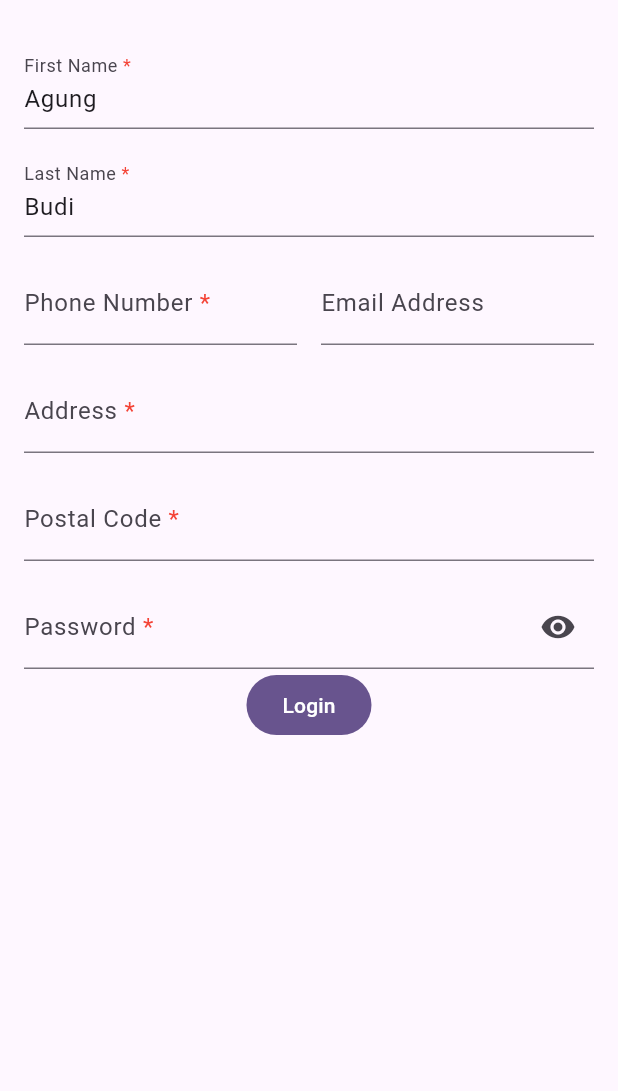
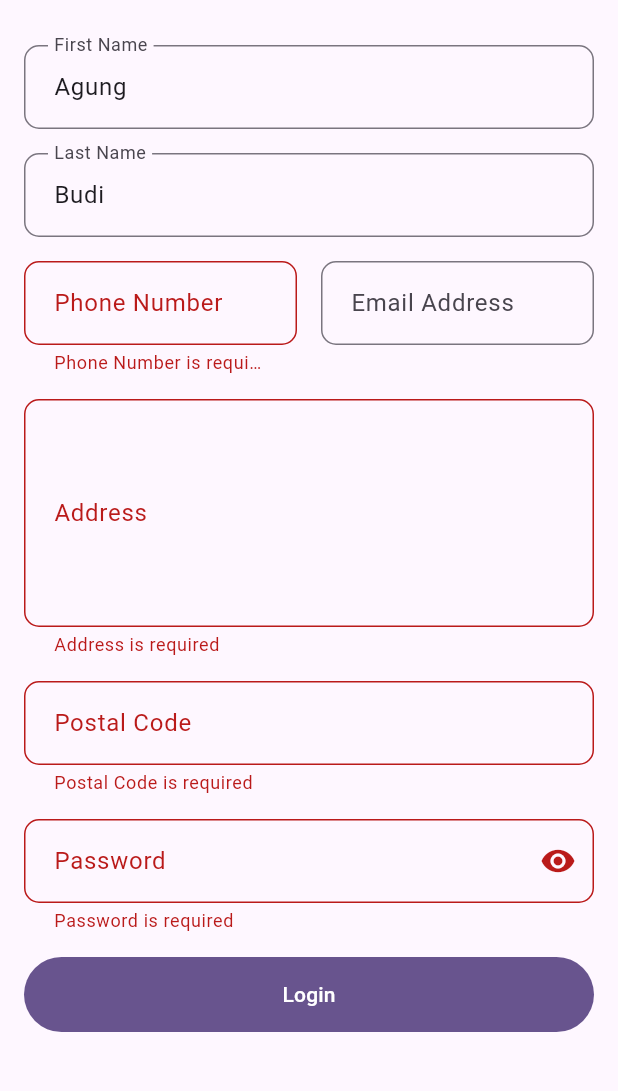
Before and after one commit to teknologicakrainternasional/formify, a Flutter app: the screen it shows after launch, after a tap on "Login", on a phone screen of 412 x 824 dp, the part 63-1154 px from its top. Run offline on Flutter 3.47's test engine with Material 2 defaults, Android fonts, the phone set to English and light mode, and no system bars.

```diff
--- a/example/lib/form_demo.dart
+++ b/example/lib/form_demo.dart
@@ -34,6 +34,21 @@ class FormDemo extends FormifyForms {
       };
 
   @override
+  InputDecoration? get inputDecoration => InputDecoration(
+        border: OutlineInputBorder(
+          borderRadius: BorderRadius.circular(10),
+        ),
+        focusedBorder: OutlineInputBorder(
+          borderSide: const BorderSide(color: Colors.purple),
+          borderRadius: BorderRadius.circular(10),
+        ),
+        contentPadding: const EdgeInsets.symmetric(
+          horizontal: 16,
+          vertical: 16,
+        ),
+      );
+
+  @override
   FormifyFormBuilder? get formBuilder => (
         context,
         Formify formify,
@@ -49,6 +64,11 @@ class FormDemo extends FormifyForms {
             ),
           );
         }
+        if (formify.attribute == 'address') {
+          return child.copyWith(
+            minLines: 5,
+          );
+        }
         return child;
       };
 }
--- a/example/lib/main.dart
+++ b/example/lib/main.dart
@@ -52,7 +52,11 @@ class _MyHomePageState extends State<MyHomePage> {
         child: Column(
           children: [
             ...formDemo.getWidgets(),
-            FilledButton(
+            const SizedBox(height: 16),
+            SizedBox(
+              width: double.infinity,
+              height: 50,
+              child: FilledButton(
                 onPressed: () {
                   if (formDemo.isFormValid()) {
                     //DO SOMETHING
@@ -60,6 +64,7 @@ class _MyHomePageState extends State<MyHomePage> {
                 },
                 child: const Text('Login'),
               ),
+            ),
           ],
         ),
       ),
--- a/lib/formify_forms.dart
+++ b/lib/formify_forms.dart
@@ -61,7 +61,7 @@ class FormifyForms {
     if (customMessage != null) {
       rule.message = customMessage;
     }
-    return rule(attribute, value.toString());
+    return rule(getLabel(attribute), value.toString());
   }
 
   Widget _formWidget(FormifyAttribute fAtt) {
@@ -115,6 +115,9 @@ class FormifyForms {
                                 form.copyWith(
                                   readOnly: isLoading,
                                   obscureText: isObscureText(attribute),
+                                  validator: (_) => (errors ?? []).isNotEmpty
+                                      ? errors![0]
+                                      : null,
                                 ),
                               );
                             } else {
@@ -413,11 +416,17 @@ class FormifyForms {
   /// - [attribute]: The identifier of the form attribute to be validated.
   /// - [value]: The value to be validated for the specified form attribute.
   validateAttribute(String attribute, dynamic value) {
+    final errMsg = <String>[];
     for (final rule in getRule(attribute)) {
       final errorMessage = _validateAttribute(attribute, value, rule);
       if (errorMessage != null) {
-        addErrorMessage(attribute, errorMessage);
+        errMsg.add(errorMessage);
       }
+    }
+    if(errMsg.isNotEmpty){
+      setErrorMessages(attribute, errMsg);
+    }else{
+      clearErrorMessages(attribute);
     }
   }
 
@@ -691,6 +700,8 @@ class FormifyForms {
   ///   error messages.
   clearErrorMessages(String attribute) {
     _errors.remove(attribute);
+    getFormKey(attribute).currentState?.validate();
+    _getErrorNotifier(attribute).value = getErrorMessages(attribute);
   }
 
   /// Clear all error messages associated with the form.
@@ -699,7 +710,9 @@ class FormifyForms {
   /// associated with the entire form. It clears the entire `_errors` map, effectively
   /// removing all error messages for all form attributes.
   clearAllErrorMessages() {
-    _errors.clear();
+    for (var attribute in _attributes.keys) {
+      clearErrorMessages(attribute);
+    }
   }
 
   /// Get error messages associated with form attributes.
--- a/lib/validator/formify_rule.dart
+++ b/lib/validator/formify_rule.dart
@@ -1,3 +1,4 @@
+import 'package:formify/validator/_fv.dart';
 import 'package:formify/validator/validator.dart';
 
 /// An abstract class representing a validation rule for form field validation.
@@ -56,7 +57,7 @@ abstract class FormifyRule {
   final String ruleKey;
 
   /// The error message template for validation failures.
-  String message = ':attribute is not valid';
+  String message = FV.regex;
 
   /// Creates an instance of the `FormifyRule` class with a generated unique key.
   FormifyRule() : ruleKey = DateTime.now().toString();
@@ -93,12 +94,13 @@ abstract class FormifyRule {
     String input, {
     String Function(String)? onExtra,
   }) {
-    message = message.replaceAll(":attribute", attribute);
-    message = message.replaceAll(":input", input);
+    var msg = message;
+    msg = msg.replaceAll(":attribute", attribute);
+    msg = msg.replaceAll(":input", input);
     if (onExtra != null) {
-      message = onExtra(message);
+      msg = onExtra(msg);
     }
-    return message;
+    return msg;
   }
 
   /// Static factory method to create a required validation rule.
--- a/lib/validator/min.dart
+++ b/lib/validator/min.dart
@@ -43,7 +43,7 @@ class Min extends FormifyRule {
     if (value.isNotEmpty) {
       if (value.length < number) {
         return buildMessage(attribute, value, onExtra: (message) {
-          message.replaceAll(':number', number.toString());
+          message = message.replaceAll(':number', number.toString());
           return message;
         });
       }
```
Also changed, not shown: 1 other file. Lines whose indentation alone changed are shown as unchanged.
